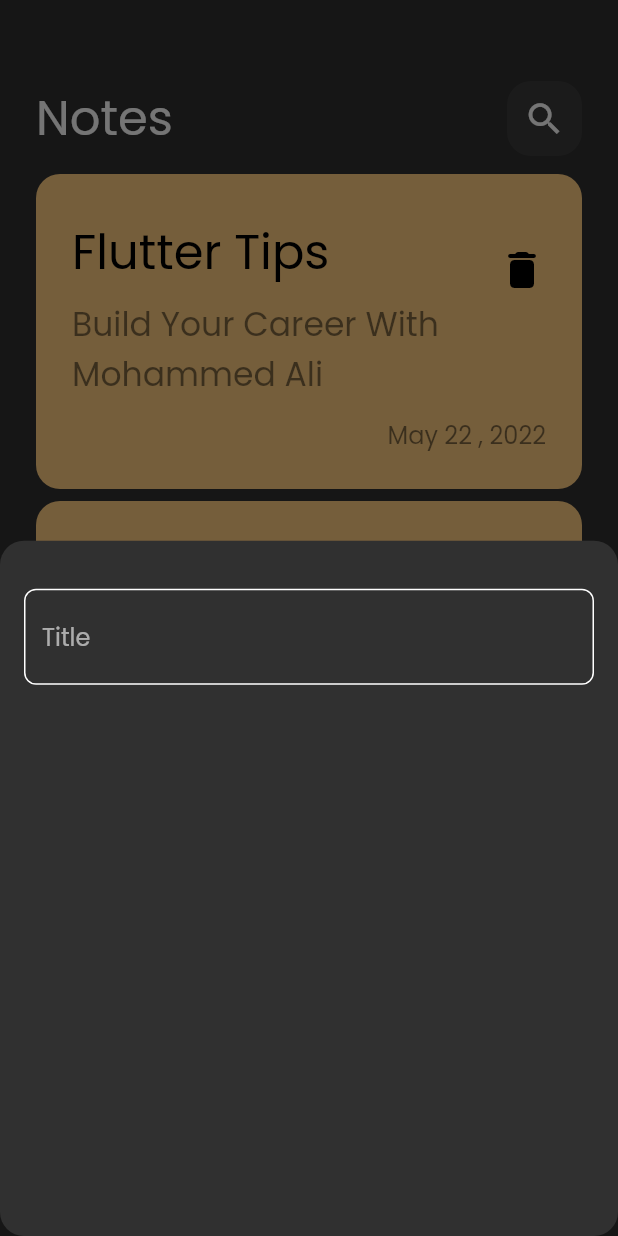
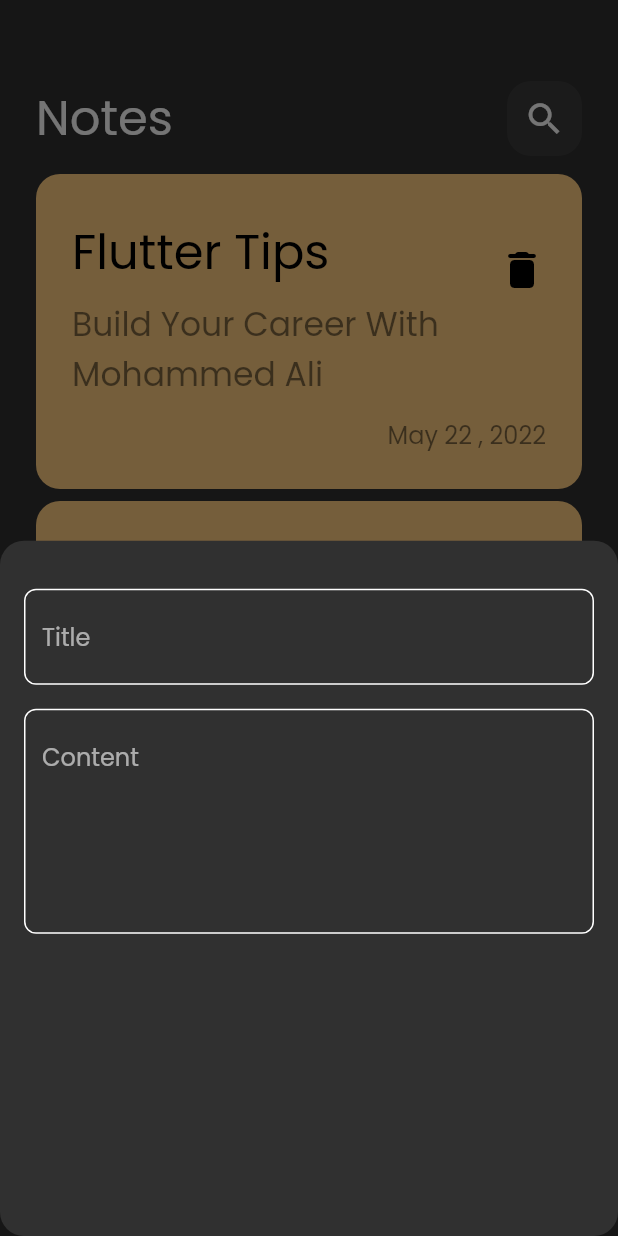
Before and after one commit to mohammedali882001/note_app, a Flutter app: the screen it shows after launch, after a tap on the "add" icon, on a phone screen of 412 x 824 dp. Run offline on Flutter 3.47's test engine with Material 2 defaults, Android fonts, the phone set to English and light mode, and no system bars.

Commit message:
adding Content CustomTextField

```diff
--- a/lib/widgets/custom_add_note_bottom_sheet.dart
+++ b/lib/widgets/custom_add_note_bottom_sheet.dart
@@ -11,9 +11,11 @@ class CustomAddNoteBottomSheet extends StatelessWidget {
     return Padding(
       padding: const EdgeInsets.symmetric(horizontal: 16),
       child: Column(
-        children: [
+        children: const [
           SizedBox(height: 32),
-          CustomTextField(),
+          CustomTextField(hint: 'Title'),
+          SizedBox(height: 16),
+          CustomTextField(hint: 'Content', maxLines: 5),
         ],
       ),
     );
--- a/lib/widgets/custom_textFeild.dart
+++ b/lib/widgets/custom_textFeild.dart
@@ -3,20 +3,22 @@ import 'package:flutter/material.dart';
 import '../constants.dart';
 
 class CustomTextField extends StatelessWidget {
-  const CustomTextField({super.key});
-
+  const CustomTextField({super.key, required this.hint, this.maxLines = 1});
+  final String hint;
+  final int maxLines;
   @override
   Widget build(BuildContext context) {
     return TextField(
       cursorColor: kPrimaryColor,
+      maxLines: maxLines,
       decoration: InputDecoration(
-          hintText: 'Title',
+          hintText: hint,
           enabledBorder: OutlineInputBorder(
               borderRadius: BorderRadius.circular(8),
-              borderSide: BorderSide(color: Colors.white)),
+              borderSide: const BorderSide(color: Colors.white)),
           focusedBorder: OutlineInputBorder(
             borderRadius: BorderRadius.circular(8),
-            borderSide: BorderSide(color: kPrimaryColor),
+            borderSide: const BorderSide(color: kPrimaryColor),
           ),
           border: OutlineInputBorder(
             borderRadius: BorderRadius.circular(8),
```
